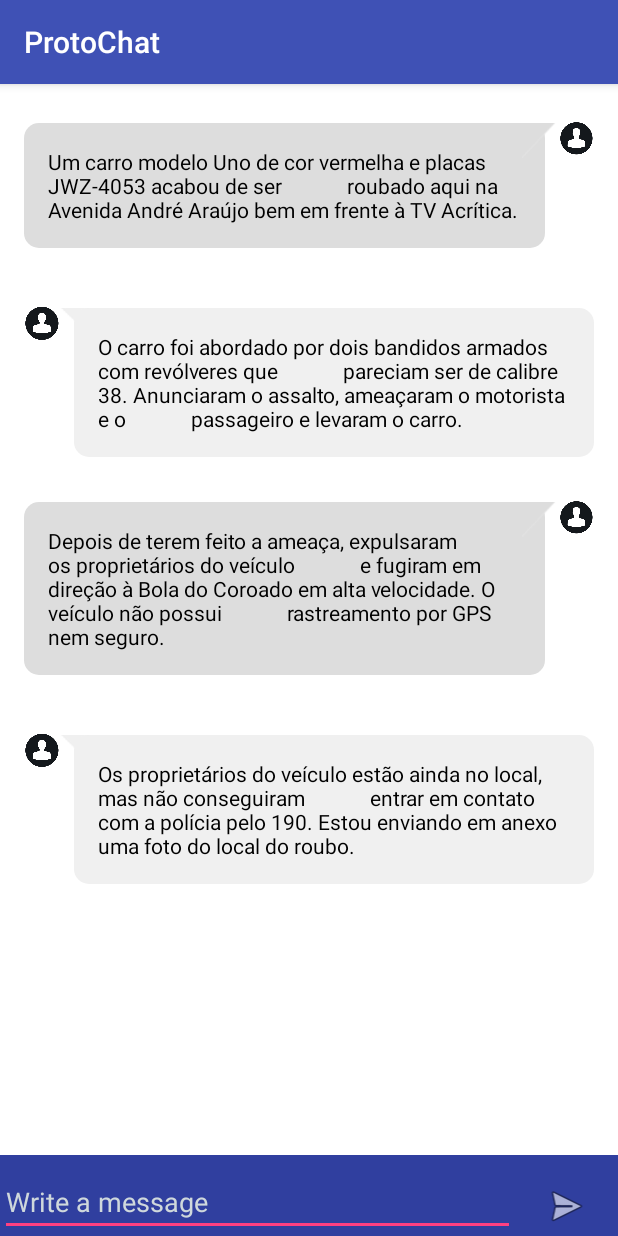
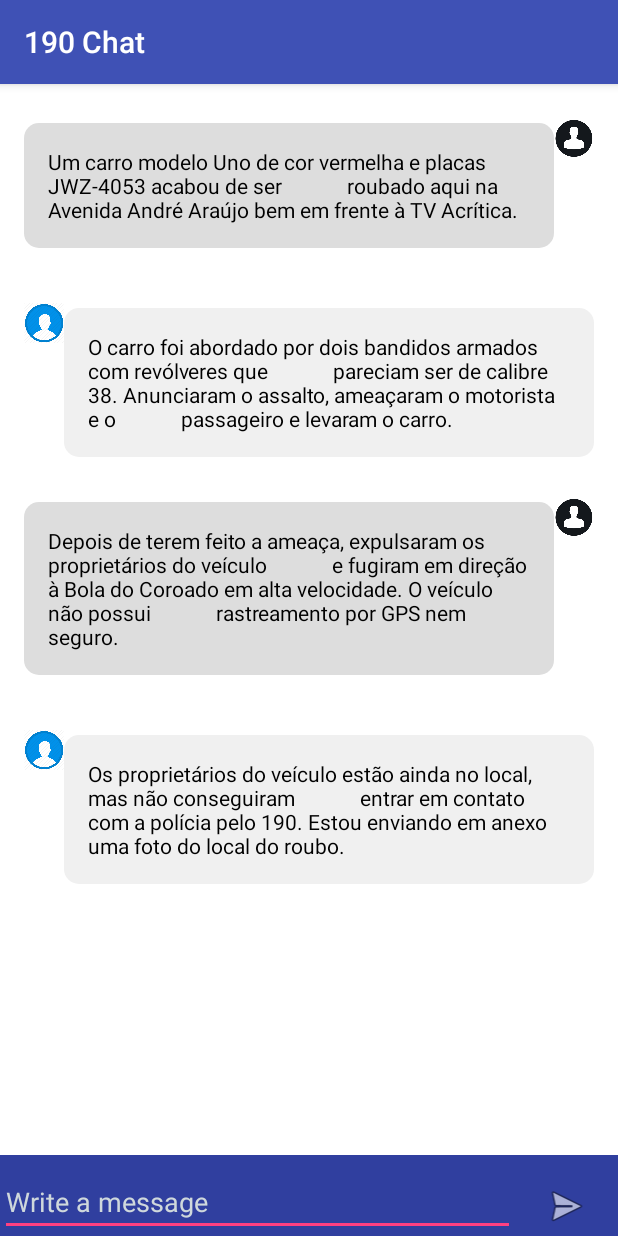
Before and after one commit to jacksonleite/ProtoChat, an Android app: the screen it shows after launch (MainActivity), on a phone screen of 412 x 824 dp. Run offline under Robolectric (Android 15) with nearby library versions, the phone set to English and light mode, and no system bars.

Commit message:
removes arrows images

```diff
--- a/app/src/main/res/layout/activity_main.xml
+++ b/app/src/main/res/layout/activity_main.xml
@@ -38,6 +38,7 @@ android:layout_height="wrap_content">
             roubado aqui na Avenida André Araújo bem em frente à TV Acrítica."
             android:textColor="#000" />
 
+        <!--
         <ImageView
             android:id="@+id/imageView"
             android:layout_width="30dp"
@@ -46,6 +47,7 @@ android:layout_height="wrap_content">
             android:layout_marginTop="6.5dp"
             android:layout_weight="1"
             android:src="@drawable/arrow_bg1" />
+            -->
 
         <ImageView
             android:id="@+id/imageView2"
@@ -71,8 +73,9 @@ android:layout_height="wrap_content">
             android:layout_height="40dp"
             android:layout_marginTop="0dp"
             android:layout_weight="3"
-            android:src="@drawable/user_icon" />
+            android:src="@drawable/user" />
 
+        <!--
         <ImageView
             android:id="@+id/imageView1"
             android:layout_width="30dp"
@@ -81,6 +84,7 @@ android:layout_height="wrap_content">
             android:layout_marginTop="6.5dp"
             android:layout_weight="1"
             android:src="@drawable/arrow_bg2" />
+            -->
 
         <TextView
             android:id="@+id/textView1"
@@ -118,6 +122,7 @@ android:layout_height="wrap_content">
             rastreamento por GPS nem seguro."
             android:textColor="#000" />
 
+        <!--
         <ImageView
             android:id="@+id/imageView4"
             android:layout_width="30dp"
@@ -126,6 +131,7 @@ android:layout_height="wrap_content">
             android:layout_marginTop="6.5dp"
             android:layout_weight="1"
             android:src="@drawable/arrow_bg1" />
+            -->
 
         <ImageView
             android:id="@+id/imageView5"
@@ -151,8 +157,9 @@ android:layout_height="wrap_content">
             android:layout_height="40dp"
             android:layout_marginTop="0dp"
             android:layout_weight="3"
-            android:src="@drawable/user_icon" />
+            android:src="@drawable/user" />
 
+        <!--
         <ImageView
             android:id="@+id/imageView7"
             android:layout_width="30dp"
@@ -161,6 +168,7 @@ android:layout_height="wrap_content">
             android:layout_marginTop="6.5dp"
             android:layout_weight="1"
             android:src="@drawable/arrow_bg2" />
+            -->
 
         <TextView
             android:id="@+id/textView5"
--- a/app/src/main/res/values/strings.xml
+++ b/app/src/main/res/values/strings.xml
@@ -1,3 +1,3 @@
 <resources>
-    <string name="app_name">ProtoChat</string>
+    <string name="app_name">190 Chat</string>
 </resources>
```
Also changed, not shown: app/src/main/res/drawable/user.png (added).
